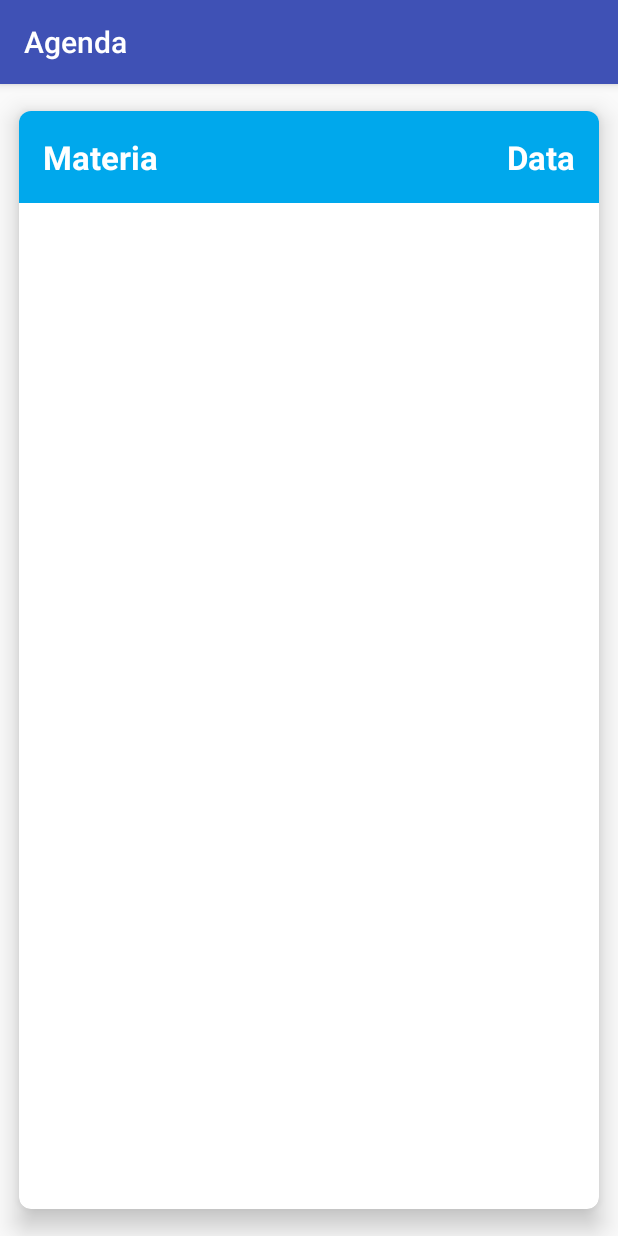
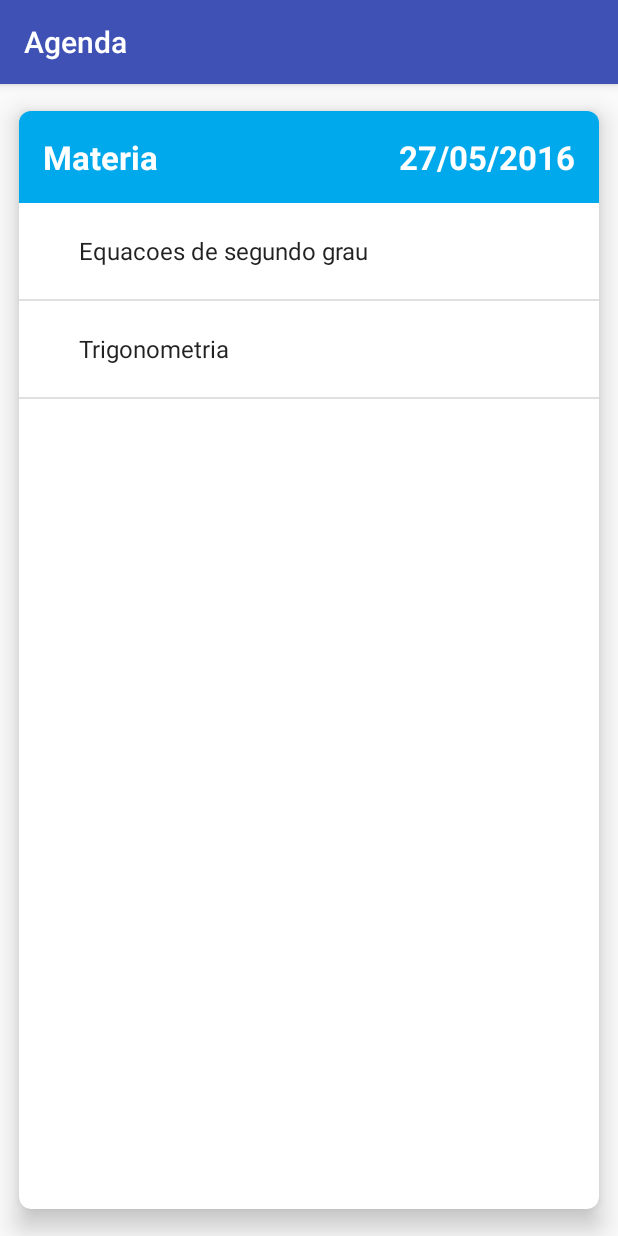
Before and after one commit to tresende/android, an Android app: the ProvasActivity screen opened directly, with no data from a screen before it, after a tap on "Matematica", on a phone screen of 412 x 824 dp. Run offline under Robolectric (Android 15) with nearby library versions, the phone set to English and light mode, and no system bars.

Commit message:
Detalhes da Prova

```diff
--- a/app/src/main/java/br/com/alura/agenda/DetalhesProvaActivity.java
+++ b/app/src/main/java/br/com/alura/agenda/DetalhesProvaActivity.java
@@ -1,7 +1,15 @@
 package br.com.alura.agenda;
 
+import android.content.Intent;
 import android.support.v7.app.AppCompatActivity;
 import android.os.Bundle;
+import android.widget.ArrayAdapter;
+import android.widget.ListView;
+import android.widget.TextView;
+
+import java.lang.reflect.Array;
+
+import br.com.alura.agenda.modelo.Prova;
 
 public class DetalhesProvaActivity extends AppCompatActivity {
 
@@ -9,5 +17,20 @@ public class DetalhesProvaActivity extends AppCompatActivity {
     protected void onCreate(Bundle savedInstanceState) {
         super.onCreate(savedInstanceState);
         setContentView(R.layout.activity_detalhes_prova);
+
+        Intent intent = getIntent();
+        Prova prova = (Prova)intent.getSerializableExtra("prova");
+
+        TextView materia = (TextView)findViewById(R.id.detalhes_prova_data);
+        TextView data = (TextView)findViewById(R.id.detalhes_prova_data);
+        ListView topicos = (ListView)findViewById(R.id.detalhes_prova_topicos);
+
+        materia.setText(prova.getMateria());
+        data.setText(prova.getData());
+
+        ArrayAdapter<String> arrayAdapter =
+                new ArrayAdapter<String>(this, android.R.layout.simple_expandable_list_item_1, prova.getTopicos());
+        topicos.setAdapter(arrayAdapter);
+
     }
 }
--- a/app/src/main/java/br/com/alura/agenda/ProvasActivity.java
+++ b/app/src/main/java/br/com/alura/agenda/ProvasActivity.java
@@ -38,6 +38,7 @@ public class ProvasActivity extends AppCompatActivity {
                 Prova prova = (Prova) parent.getItemAtPosition(position);
                 Toast.makeText(ProvasActivity.this, "Clicou na prova " + prova , Toast.LENGTH_SHORT).show();
                 Intent vaiParaDetalhes = new Intent(ProvasActivity.this, DetalhesProvaActivity.class);
+                vaiParaDetalhes.putExtra("prova", prova);
                 startActivity(vaiParaDetalhes);
             }
         });
--- a/app/src/main/java/br/com/alura/agenda/modelo/Prova.java
+++ b/app/src/main/java/br/com/alura/agenda/modelo/Prova.java
@@ -1,5 +1,6 @@
 package br.com.alura.agenda.modelo;
 
+import java.io.Serializable;
 import java.util.Date;
 import java.util.List;
 
@@ -7,7 +8,7 @@ import java.util.List;
  * Created by thiago on 01/07/18.
  */
 
-public class Prova {
+public class Prova implements Serializable {
     public Prova(String materia, String data, List<String> topicos) {
         this.materia = materia;
         this.data = data;
```
